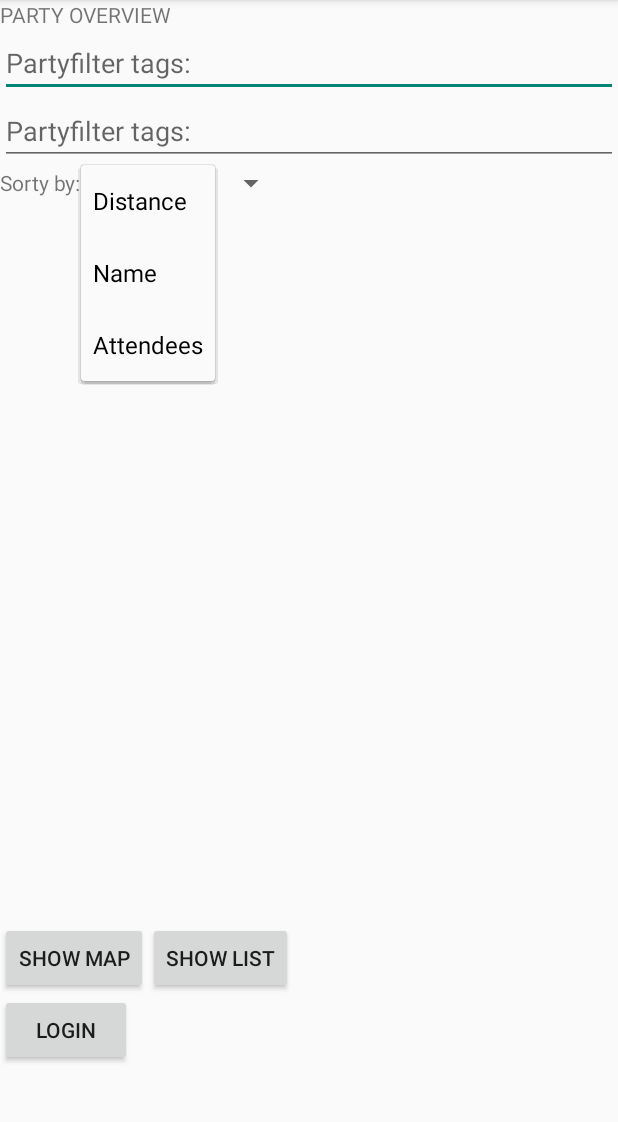
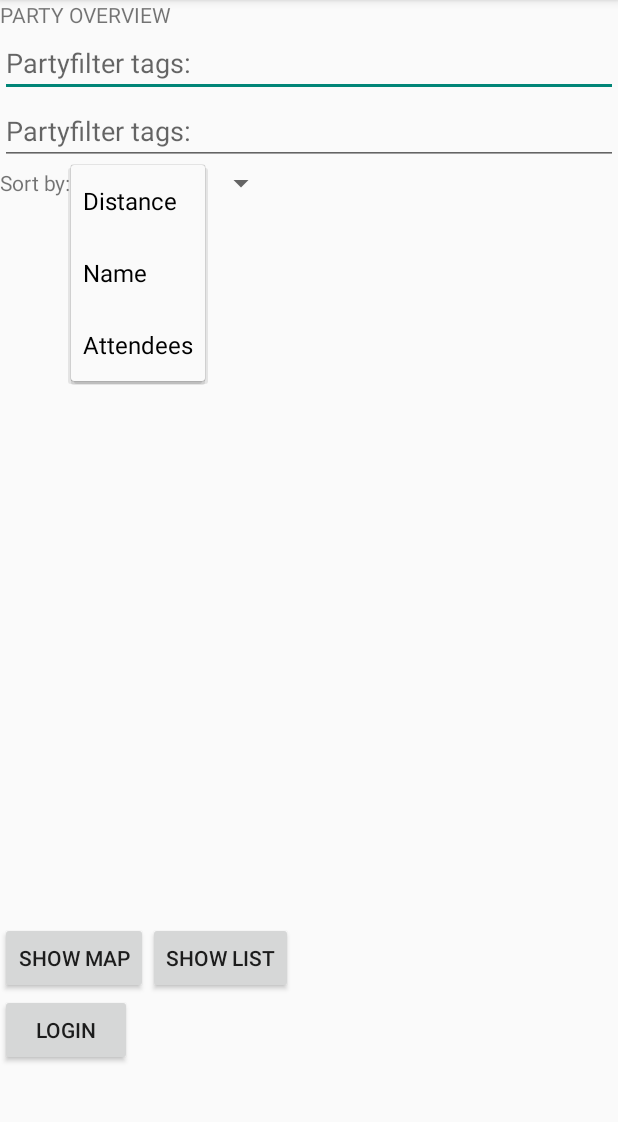
Before and after one commit to stefanholzapfel/partyradar_app, an Android app: the screen it shows after launch (MainActivity), after a tap on "Distance", on a phone screen of 412 x 824 dp, the part 84-1206 px from its top. Run offline under Robolectric (Android 15) with nearby library versions, the light colour scheme and no system bars; 1 statement that could not run was skipped.

Commit message:
Fixed few strings

```diff
--- a/app/src/main/res/values/strings.xml
+++ b/app/src/main/res/values/strings.xml
@@ -39,8 +39,8 @@
     <string name="attend_max_range" translatable="false">1000</string>
 
     <!-- for authenticator -->
-    <string name="auth_account_type">partyradar.fhtw.at</string>
-    <string name="content_authority">at.fhtw.partyradar.app</string>
+    <string name="auth_account_type" translatable="false">partyradar.fhtw.at</string>
+    <string name="content_authority" translatable="false">at.fhtw.partyradar.app</string>
     <string name="token_full_access_label">Full access to all events and locations</string>
     <string name="title_activity_login">Log in</string>
     <string name="text_wrong_user_password">Wrong username or password</string>
@@ -55,7 +55,7 @@
     <!-- for event list fragment -->
     <string name="eventlist_title">PARTY OVERVIEW</string>
     <string name="title_filter">Partyfilter tags:</string>
-    <string name="eventlist_sorter_title">Sorty by:</string>
+    <string name="eventlist_sorter_title">Sort by:</string>
 
     <string-array name="eventlist_sortby">
         <item>Distance</item>
```
